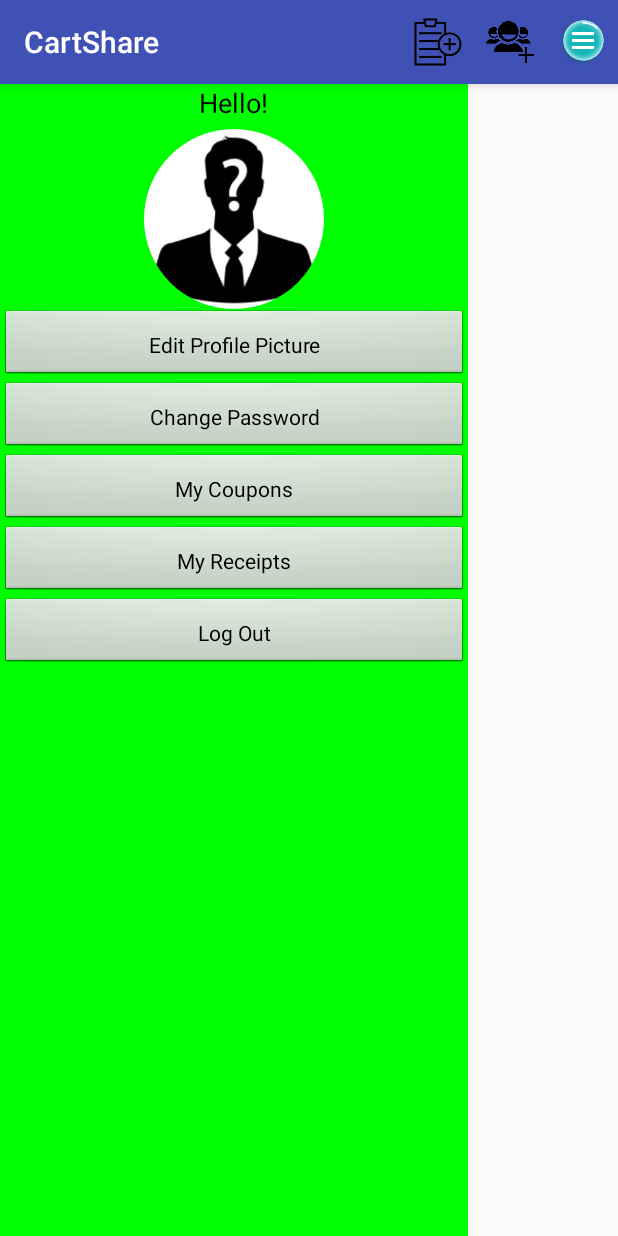
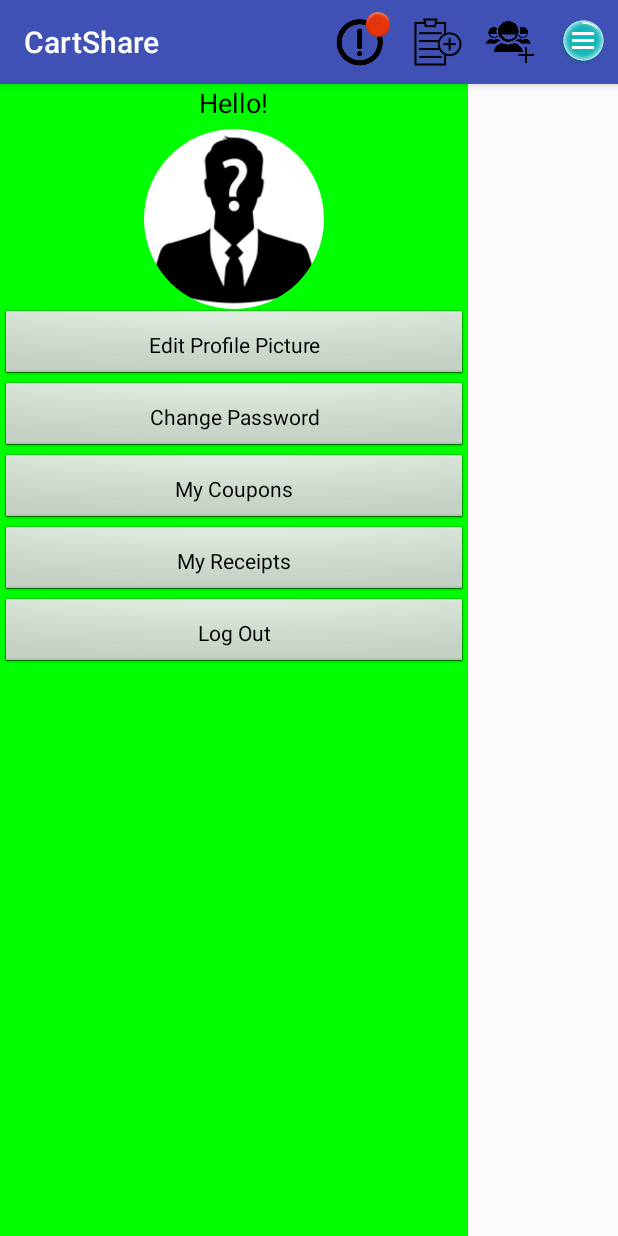
Before and after one commit to henrysg456/CartShare, an Android app: the HomePageActivity screen opened directly, with no data from a screen before it, after a tap on "Menu", on a phone screen of 412 x 824 dp. Run offline under Robolectric (Android 15) with nearby library versions, the phone set to English and light mode, and no system bars; our stand-ins replace CircleImageView; libraries missing offline, so code that uses them is left out: com.parse; 5 statements that could not run were skipped.

Commit message:
Added new xml files for notification

```diff
--- a/app/src/main/java/com/example/david_000/cartshare/FriendsList.java
+++ b/app/src/main/java/com/example/david_000/cartshare/FriendsList.java
@@ -98,6 +98,8 @@ public class FriendsList extends AppCompatActivity
 
                             try {
                                 List<ParseObject> results = pQuery.find();
+                                int size = results.get(0).getList("authors").size();
+                                boolean already = true;
 
                                 //create array to hold group of authors
                                 String[] authors = new String[10];
@@ -107,15 +109,19 @@ public class FriendsList extends AppCompatActivity
                                     //make sure array isn't full (if last one is null)
                                     if (results.get(0).getList("authors").get(9).toString() == "null") {
                                         //save authors in group to local array
-                                        int size = results.get(0).getList("authors").size();
-
                                         for (int j = 0; j < size; j++) {
                                             if (results.get(0).getList("authors").get(j).toString() != "null")
                                                 authors[j] = results.get(0).getList("authors").get(j).toString();
                                             else
                                                 authors[j] = null;
+                                        }  //end for loop
 
-                                            Log.d("j is ", Integer.toString(j) + " is " + authors[j]);
+                                        //make sure this friend is not a member of the group
+                                        for (int i = 0; i < size; i++) {
+                                            if (authors[i] != null) {
+                                                if(authors[i].equals(str))
+                                                    already = false;
+                                            }  //end if
                                         }  //end for loop
 
                                         //append new author to array
@@ -129,8 +135,11 @@ public class FriendsList extends AppCompatActivity
                                             i++;
                                         }  //end while loop
 
-                                        //function to save updated array back to Parse
-                                        addToGroup(authors, results.get(0));
+                                        //function to save updated array back to Parse if user is not already in the group
+                                        if (already == true)
+                                            addToGroup(authors, results.get(0));
+                                        else
+                                            Toast.makeText(getApplicationContext(), array.get(position).toString() + " is already a member of this group.", Toast.LENGTH_SHORT).show();
                                     }  //end if
                                     else {
                                         Toast.makeText(getApplicationContext(), "Your group is full!", Toast.LENGTH_SHORT).show();
--- a/app/src/main/java/com/example/david_000/cartshare/HomePageActivity.java
+++ b/app/src/main/java/com/example/david_000/cartshare/HomePageActivity.java
@@ -6,6 +6,7 @@ import android.content.Intent;
 import android.graphics.Bitmap;
 import android.graphics.BitmapFactory;
 import android.os.Bundle;
+import android.support.v4.view.MenuItemCompat;
 import android.support.v7.app.ActionBar;
 import android.support.v7.app.AppCompatActivity;
 import android.text.InputType;
@@ -18,6 +19,7 @@ import android.widget.Button;
 import android.widget.EditText;
 import android.widget.ImageView;
 import android.widget.ListView;
+import android.widget.RelativeLayout;
 import android.widget.TextView;
 import android.widget.Toast;
 
@@ -53,12 +55,17 @@ public class HomePageActivity extends AppCompatActivity implements AdapterView.O
     private ListView listView;
     private MyListAdapter myListAdapter;
     private String postTitle;
+    RelativeLayout notificationCount1;
+    private TextView numNotif;
 
     @Override
     protected void onCreate(Bundle savedInstanceState) {
         super.onCreate(savedInstanceState);
         this.root = (FlyOutContainer) this.getLayoutInflater().inflate(R.layout.homepage, null);
         this.setContentView(root);
+
+        //notificationCount1 = (RelativeLayout) findViewById(R.id.relative_layout1);
+        //numNotif = (TextView) findViewById(R.id.relative_layout_item_count);
 
         ActionBar actionBar = getSupportActionBar();
         actionBar.setDisplayShowHomeEnabled(true);
@@ -233,7 +240,12 @@ public class HomePageActivity extends AppCompatActivity implements AdapterView.O
     public boolean onCreateOptionsMenu(Menu menu) {
         // Inflate the menu; this adds items to the action bar if it is present.
         getMenuInflater().inflate(R.menu.menu_main, menu);
-        return true;
+
+        MenuItem item1 = menu.findItem(R.id.actionbar_item);
+        MenuItemCompat.setActionView(item1, R.layout.notification_update_count_layout);
+        //notificationCount1 = (RelativeLayout) MenuItemCompat.getActionView(item1);
+
+        return super.onCreateOptionsMenu(menu);
     }  //end onCreateOptionsMenu
 
     @Override
@@ -315,4 +327,19 @@ public class HomePageActivity extends AppCompatActivity implements AdapterView.O
         }  //end switch case
         return super.onOptionsItemSelected(item);
     }  //end onOptionsItemSelected
+
+    private void  test()
+    {
+        int n;
+        String str = numNotif.getText().toString();
+
+        if(str.equals(""))
+            n = 0;
+        else
+            n = Integer.parseInt(str) ;
+
+        str = Integer.toString(n+1);
+
+        numNotif.setText(str);
+    }
 }  //end HomePageActivity class
--- /dev/null
+++ b/app/src/main/res/layout/notification_update_count_layout.xml
@@ -0,0 +1,40 @@
+<?xml version="1.0" encoding="utf-8"?>
+<RelativeLayout xmlns:android="http://schemas.android.com/apk/res/android"
+    style="@android:style/Widget.ActionButton"
+    android:layout_width="wrap_content"
+    android:layout_height="wrap_content"
+    android:layout_gravity="center"
+    android:clickable="true"
+    android:gravity="center"
+    android:orientation="vertical"
+    android:id="@+id/relative_layout1">
+
+    <RelativeLayout
+        android:id="@+id/badge_layout1"
+        android:layout_width="wrap_content"
+        android:layout_height="wrap_content">
+
+        <RelativeLayout
+            android:id="@+id/relative_layout_item_count"
+            android:layout_width="wrap_content"
+            android:layout_height="wrap_content">
+
+            <Button
+                android:id="@+id/button1"
+                android:layout_width="40dip"
+                android:layout_height="40dip"
+                android:background="@drawable/notification" />
+        </RelativeLayout>
+
+        <TextView
+            android:id="@+id/badge_notification_1"
+            android:layout_width="wrap_content"
+            android:layout_height="wrap_content"
+            android:layout_alignRight="@id/relative_layout_item_count"
+            android:background="@android:drawable/ic_notification_overlay"
+            android:text=""
+            android:textColor="#FFF"
+            android:textSize="12sp"
+            android:textStyle="bold" />
+    </RelativeLayout>
+</RelativeLayout>
--- a/app/src/main/res/menu/menu_main.xml
+++ b/app/src/main/res/menu/menu_main.xml
@@ -1,6 +1,11 @@
 <menu xmlns:android="http://schemas.android.com/apk/res/android"
     xmlns:app="http://schemas.android.com/apk/res-auto"
     xmlns:tools="http://schemas.android.com/tools">
+
+    <item
+        android:id="@+id/actionbar_item"
+        android:title="Badge Item 1"
+        app:showAsAction="always" />
 
     <item android:id="@+id/action_newlist"
         android:icon="@drawable/addlist"
```
Also changed, not shown: app/src/main/res/drawable/coupon2.jpg (deleted), app/src/main/res/drawable/coupon3.jpeg (deleted), app/src/main/res/drawable/coupon4.gif (deleted), app/src/main/res/drawable/coupon5.png (deleted), app/src/main/res/drawable/coupon6.jpg (deleted), app/src/main/res/drawable/coupon7.png (deleted), app/src/main/res/drawable/notification.png (added), 1 other file.
